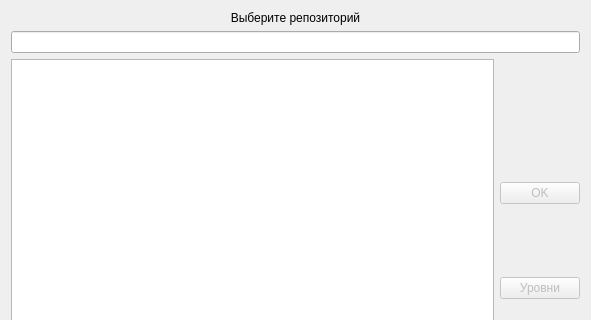
iliner23/openRadar, file repchose.ui: the form before one commit; both pictures show x 0 to 591 and y 0 to 320 of the 591 by 529 pixel window.
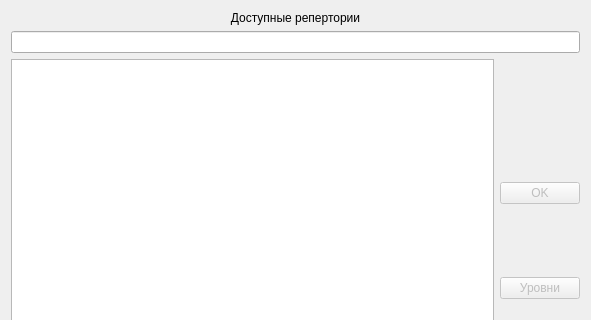
The form after the commit.

```diff
--- a/repchose.ui
+++ b/repchose.ui
@@ -36,7 +36,7 @@
        <item>
         <widget class="QLabel" name="label">
          <property name="text">
-          <string>Выберите репозиторий</string>
+          <string>Доступные репертории</string>
          </property>
          <property name="textFormat">
           <enum>Qt::PlainText</enum>
```
